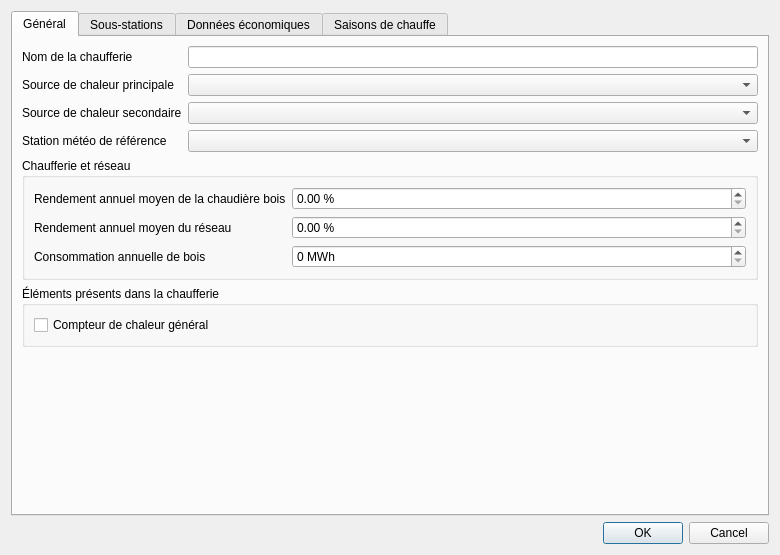
pyridiss/suivi-chaufferies, file configurationdialog.ui: the form before one commit.
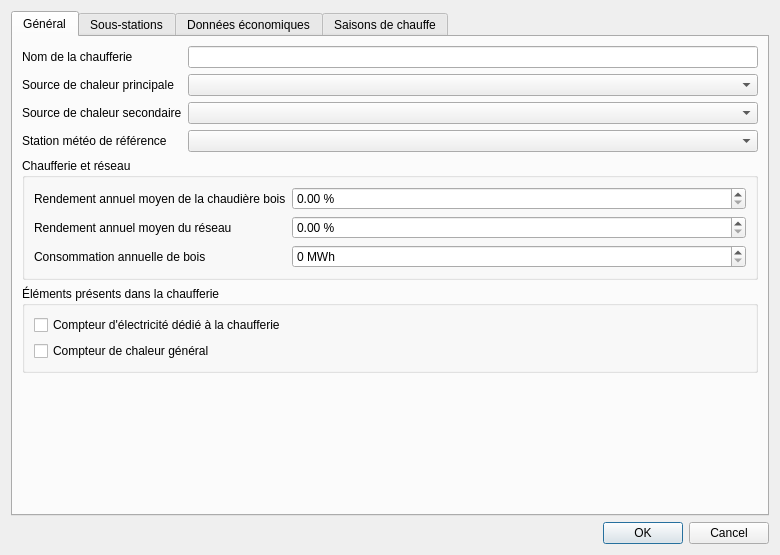
The form after the commit. Icons and pictures are not drawn.

Commit message: Add 'ElectricMeter' option. When selected, it is possible to save electricity index in the AddFuelDeliveryDialog.

```diff
--- a/configurationdialog.ui
+++ b/configurationdialog.ui
@@ -153,6 +153,13 @@
           <string>Éléments présents dans la chaufferie</string>
          </property>
          <layout class="QVBoxLayout" name="verticalLayout_3">
+          <item>
+           <widget class="QCheckBox" name="editElectricMeter">
+            <property name="text">
+             <string>Compteur d'électricité dédié à la chaufferie</string>
+            </property>
+           </widget>
+          </item>
           <item>
            <widget class="QCheckBox" name="editMainHeatMeter">
             <property name="text">
```
The commit also changes 4 other files.
